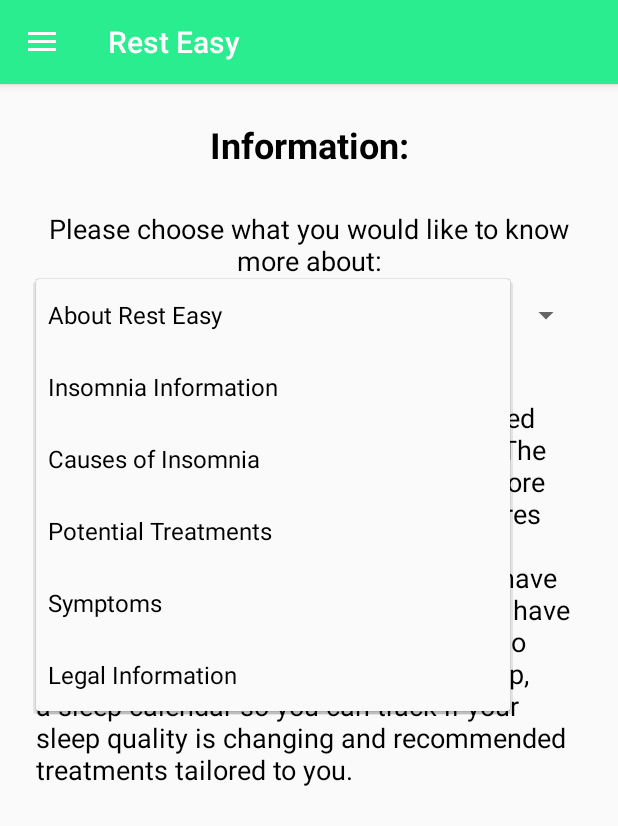
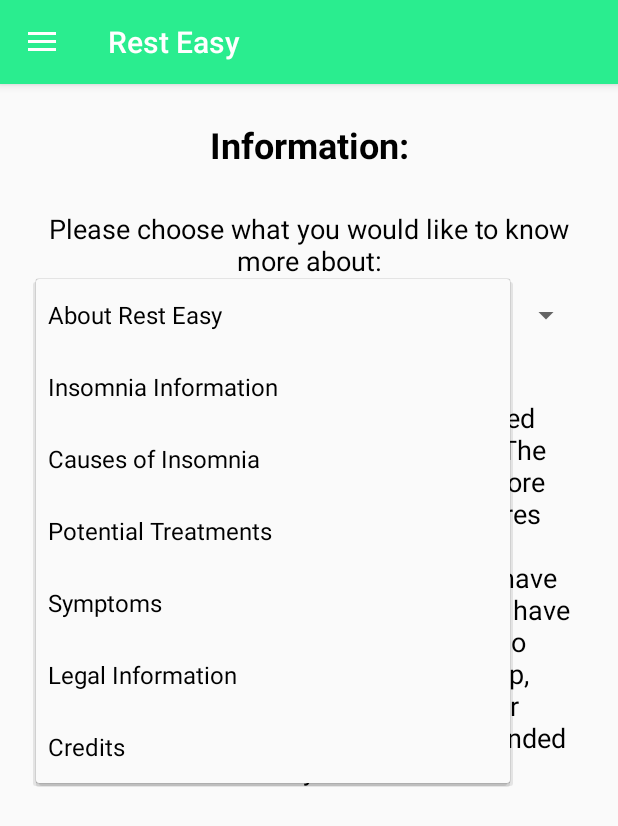
Before and after one commit to RosabelleArmstead/softeng-cw, an Android app: the Information screen opened directly, with no data from a screen before it, after a tap on "About Rest Easy", on a phone screen of 412 x 824 dp. Shown: the top 826 px of the screen. Run offline under Robolectric (Android 15) with nearby library versions, the light colour scheme and no system bars; our stand-ins replace Firebase (no records; nobody signed in at launch, a user with empty details on screens opened directly); libraries missing offline, so code that uses them is left out: com.firebase.ui.

Commit message:
Added credits for mp3 files

```diff
--- a/app/src/main/java/com2027/cw/group7/resteasy/Information.java
+++ b/app/src/main/java/com2027/cw/group7/resteasy/Information.java
@@ -66,6 +66,9 @@
                 else if(selectedItem.equals("Legal Information")){
                     info_show.setText(R.string.legal);
                 }
+                else if(selectedItem.equals("Credits")){
+                    info_show.setText(R.string.credits);
+                }
             }
 
             @Override
--- a/app/src/main/res/values/strings.xml
+++ b/app/src/main/res/values/strings.xml
@@ -32,6 +32,7 @@
         <item>Potential Treatments</item>
         <item>Symptoms</item>
         <item>Legal Information</item>
+        <item>Credits</item>
     </string-array>
 
     <string name="about">Rest Easy has been designed and created to help you have a better night’s sleep. The team behind this application has therefore created an application with many features that could benefit you and your sleep to help you become more productive and have more energy! Some of the tools that we have provided you with are a sleep recorder so you can monitor the quality of your sleep, a sleep calendar so you can track if your sleep quality is changing and recommended treatments tailored to you. </string>
@@ -40,6 +41,7 @@
     <string name="treatments">Similar to causes of insomnia, there are many different treatments which will vary in effectiveness depending on the person using the treatment. Some treatments are environmental like sleeping in a dark area, using ear plugs to block out noise, using soundscapes to create a relaxing environment and ensure that your sleeping environment is comfortable. Other important factors which have a large impact on your sleep can include maintaining a sleep schedule, avoid using any devices for a period before sleep as the blue light emitted will make it increasingly difficult to get to sleep and to increase the amount of exercise undertaken along with a whole bunch of other treatments which may help you as an individual. Rest Easy hopes to help you identify which treatments may help you.</string>
     <string name="symptoms" translatable="false">Symptoms of insomnia come in many different forms differ depending on the severity of the insomnia and the individual. Some known symptoms are difficulty sleeping, waking up repeatedly during the night, generally feeling tired and having a lack of concentration or waking up early and not being able to go back to sleep. All of the symptoms mentioned above have to had occurred over a significant time period as if it juct happens for a couple of days it may be a result of jet lag or similar events. </string>
     <string name="legal">Rest Easy ensures that it complies with all legal regulations. All data provided to us by any user will be held in line with the Data Protection Act 1998 so you know it will be held securely and will only be used for the purposes expected. All treatments suggested by Rest Easy will not be of a medical nature and so will not advise you to take any medication. If your condition becomes severe, please consult your GP.</string>
+    <string name="credits">Concentration Kevin MacLeod (incompetech.com), Fresh Air Kevin MacLeod (incompetech.com), Soaring Kevin MacLeod (incompetech.com), Dewdrop Fantasy Kevin MacLeod (incompetech.com), Licensed under Creative Commons: By Attribution 3.0 License http://creativecommons.org/licenses/by/3.0/</string>
     <string name="comment">Add a Comment</string>
     <string name="login_menu">Login</string>
     <string name="logged_in_text">you are logged in as</string>
```
